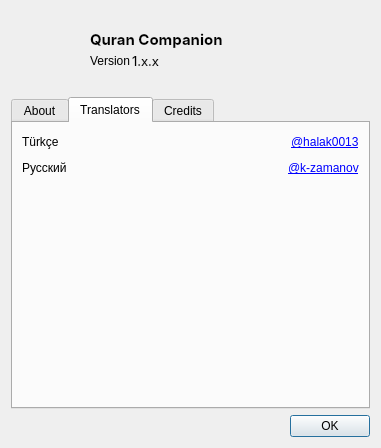
The window that src/dialogs/aboutdialog.ui (0xzer0x/quran-companion) describes before a commit, drawn with Qt 5.
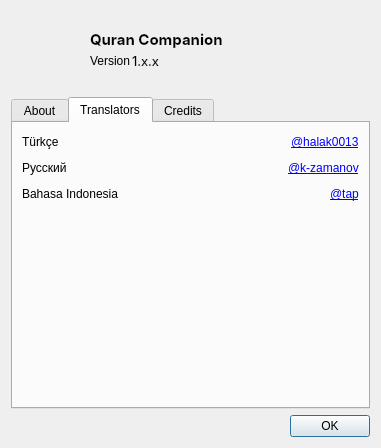
The same window after the commit. The open tabs and pages were chosen to show the change. Icons and pictures are not drawn.

The edit to the form file:
```diff
--- a/src/dialogs/aboutdialog.ui
+++ b/src/dialogs/aboutdialog.ui
@@ -349,6 +349,43 @@
          </item>
         </layout>
        </item>
+       <item>
+        <layout class="QHBoxLayout" name="lytTranslator_3">
+         <item>
+          <widget class="QLabel" name="label_13">
+           <property name="text">
+            <string notr="true">Bahasa Indonesia</string>
+           </property>
+          </widget>
+         </item>
+         <item>
+          <spacer name="horizontalSpacer_4">
+           <property name="orientation">
+            <enum>Qt::Horizontal</enum>
+           </property>
+           <property name="sizeHint" stdset="0">
+            <size>
+             <width>40</width>
+             <height>20</height>
+            </size>
+           </property>
+          </spacer>
+         </item>
+         <item>
+          <widget class="QLabel" name="label_15">
+           <property name="toolTip">
+            <string notr="true">https://crowdin.com/profile/tap</string>
+           </property>
+           <property name="text">
+            <string notr="true">&lt;a href=&quot;https://crowdin.com/profile/tap&quot;&gt;@tap&lt;/a&gt;</string>
+           </property>
+           <property name="openExternalLinks">
+            <bool>true</bool>
+           </property>
+          </widget>
+         </item>
+        </layout>
+       </item>
        <item>
         <spacer name="verticalSpacer_3">
          <property name="orientation">
```
Left out of the diff: 2 changed lines with no effect on the pictures.
